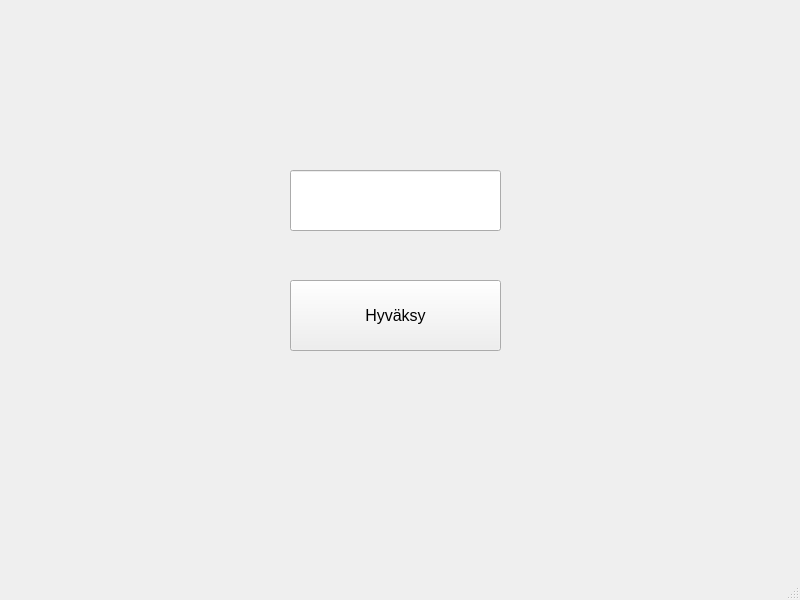
The window that bank-automat/mainwindow.ui (alavuvi/atm-simulator-project) describes before a commit, drawn with Qt 5.
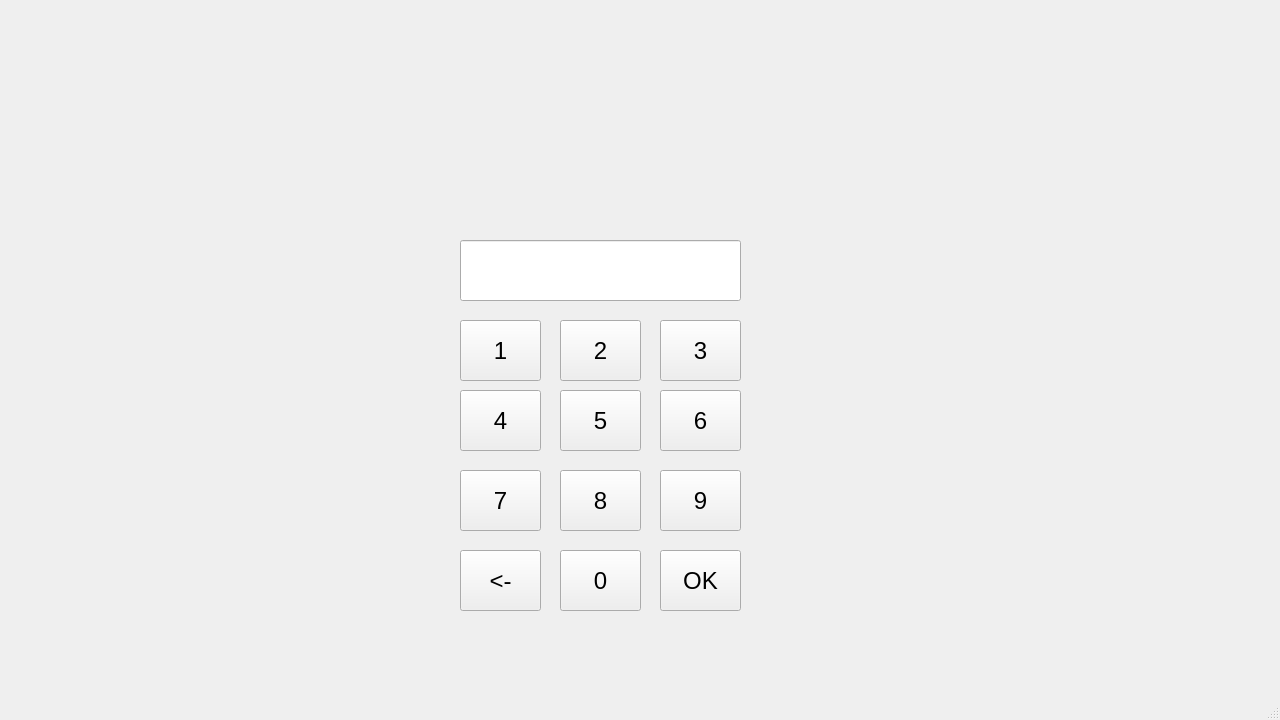
The same window after the commit.

Diff of the .ui file:
```diff
--- a/bank-automat/mainwindow.ui
+++ b/bank-automat/mainwindow.ui
@@ -6,40 +6,263 @@
    <rect>
     <x>0</x>
     <y>0</y>
-    <width>800</width>
-    <height>600</height>
+    <width>1280</width>
+    <height>720</height>
    </rect>
   </property>
+  <property name="sizePolicy">
+   <sizepolicy hsizetype="Preferred" vsizetype="Preferred">
+    <horstretch>0</horstretch>
+    <verstretch>0</verstretch>
+   </sizepolicy>
+  </property>
   <property name="windowTitle">
    <string>MainWindow</string>
   </property>
   <widget class="QWidget" name="centralwidget">
-   <widget class="QPushButton" name="btnCardnumber">
-    <property name="geometry">
-     <rect>
-      <x>290</x>
-      <y>280</y>
-      <width>211</width>
-      <height>71</height>
-     </rect>
-    </property>
-    <property name="font">
-     <font>
-      <pointsize>12</pointsize>
-     </font>
-    </property>
-    <property name="text">
-     <string>Hyväksy</string>
-    </property>
-   </widget>
    <widget class="QLineEdit" name="lineCardnumber">
     <property name="geometry">
      <rect>
-      <x>290</x>
-      <y>170</y>
-      <width>211</width>
+      <x>460</x>
+      <y>240</y>
+      <width>281</width>
       <height>61</height>
      </rect>
+    </property>
+    <property name="sizePolicy">
+     <sizepolicy hsizetype="Fixed" vsizetype="Fixed">
+      <horstretch>0</horstretch>
+      <verstretch>0</verstretch>
+     </sizepolicy>
+    </property>
+   </widget>
+   <widget class="QPushButton" name="button02">
+    <property name="geometry">
+     <rect>
+      <x>560</x>
+      <y>320</y>
+      <width>81</width>
+      <height>61</height>
+     </rect>
+    </property>
+    <property name="font">
+     <font>
+      <pointsize>18</pointsize>
+     </font>
+    </property>
+    <property name="text">
+     <string>2</string>
+    </property>
+   </widget>
+   <widget class="QPushButton" name="button06">
+    <property name="geometry">
+     <rect>
+      <x>660</x>
+      <y>390</y>
+      <width>81</width>
+      <height>61</height>
+     </rect>
+    </property>
+    <property name="font">
+     <font>
+      <pointsize>18</pointsize>
+     </font>
+    </property>
+    <property name="text">
+     <string>6</string>
+    </property>
+   </widget>
+   <widget class="QLabel" name="labelInfo">
+    <property name="geometry">
+     <rect>
+      <x>460</x>
+      <y>630</y>
+      <width>281</width>
+      <height>20</height>
+     </rect>
+    </property>
+    <property name="text">
+     <string/>
+    </property>
+   </widget>
+   <widget class="QPushButton" name="button08">
+    <property name="geometry">
+     <rect>
+      <x>560</x>
+      <y>470</y>
+      <width>81</width>
+      <height>61</height>
+     </rect>
+    </property>
+    <property name="font">
+     <font>
+      <pointsize>18</pointsize>
+     </font>
+    </property>
+    <property name="text">
+     <string>8</string>
+    </property>
+   </widget>
+   <widget class="QPushButton" name="buttonOk">
+    <property name="geometry">
+     <rect>
+      <x>660</x>
+      <y>550</y>
+      <width>81</width>
+      <height>61</height>
+     </rect>
+    </property>
+    <property name="font">
+     <font>
+      <pointsize>18</pointsize>
+     </font>
+    </property>
+    <property name="text">
+     <string>OK</string>
+    </property>
+   </widget>
+   <widget class="QPushButton" name="button07">
+    <property name="geometry">
+     <rect>
+      <x>460</x>
+      <y>470</y>
+      <width>81</width>
+      <height>61</height>
+     </rect>
+    </property>
+    <property name="font">
+     <font>
+      <pointsize>18</pointsize>
+     </font>
+    </property>
+    <property name="text">
+     <string>7</string>
+    </property>
+   </widget>
+   <widget class="QPushButton" name="button03">
+    <property name="geometry">
+     <rect>
+      <x>660</x>
+      <y>320</y>
+      <width>81</width>
+      <height>61</height>
+     </rect>
+    </property>
+    <property name="font">
+     <font>
+      <pointsize>18</pointsize>
+     </font>
+    </property>
+    <property name="text">
+     <string>3</string>
+    </property>
+   </widget>
+   <widget class="QPushButton" name="buttonBack">
+    <property name="geometry">
+     <rect>
+      <x>460</x>
+      <y>550</y>
+      <width>81</width>
+      <height>61</height>
+     </rect>
+    </property>
+    <property name="font">
+     <font>
+      <pointsize>18</pointsize>
+     </font>
+    </property>
+    <property name="text">
+     <string>&lt;-</string>
+    </property>
+   </widget>
+   <widget class="QPushButton" name="button01">
+    <property name="geometry">
+     <rect>
+      <x>460</x>
+      <y>320</y>
+      <width>81</width>
+      <height>61</height>
+     </rect>
+    </property>
+    <property name="font">
+     <font>
+      <pointsize>18</pointsize>
+     </font>
+    </property>
+    <property name="text">
+     <string>1</string>
+    </property>
+   </widget>
+   <widget class="QPushButton" name="button04">
+    <property name="geometry">
+     <rect>
+      <x>460</x>
+      <y>390</y>
+      <width>81</width>
+      <height>61</height>
+     </rect>
+    </property>
+    <property name="font">
+     <font>
+      <pointsize>18</pointsize>
+     </font>
+    </property>
+    <property name="text">
+     <string>4</string>
+    </property>
+   </widget>
+   <widget class="QPushButton" name="button05">
+    <property name="geometry">
+     <rect>
+      <x>560</x>
+      <y>390</y>
+      <width>81</width>
+      <height>61</height>
+     </rect>
+    </property>
+    <property name="font">
+     <font>
+      <pointsize>18</pointsize>
+     </font>
+    </property>
+    <property name="text">
+     <string>5</string>
+    </property>
+   </widget>
+   <widget class="QPushButton" name="button00">
+    <property name="geometry">
+     <rect>
+      <x>560</x>
+      <y>550</y>
+      <width>81</width>
+      <height>61</height>
+     </rect>
+    </property>
+    <property name="font">
+     <font>
+      <pointsize>18</pointsize>
+     </font>
+    </property>
+    <property name="text">
+     <string>0</string>
+    </property>
+   </widget>
+   <widget class="QPushButton" name="button09">
+    <property name="geometry">
+     <rect>
+      <x>660</x>
+      <y>470</y>
+      <width>81</width>
+      <height>61</height>
+     </rect>
+    </property>
+    <property name="font">
+     <font>
+      <pointsize>18</pointsize>
+     </font>
+    </property>
+    <property name="text">
+     <string>9</string>
     </property>
    </widget>
   </widget>
```
Left out of the diff: 2 changed lines with no effect on the pictures.
